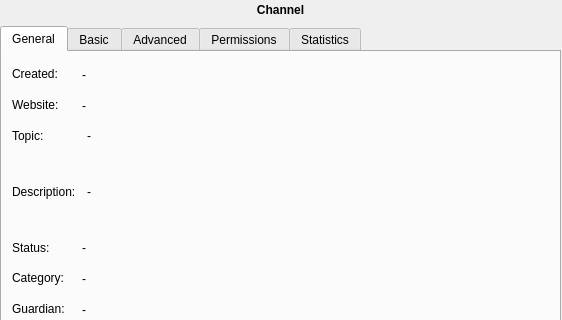
Qt form ui/channel_settings.ui (gitter-badger/simplechatclient) before a commit; both pictures show x 0 to 562 and y 0 to 320 of the 562 by 462 pixel window.
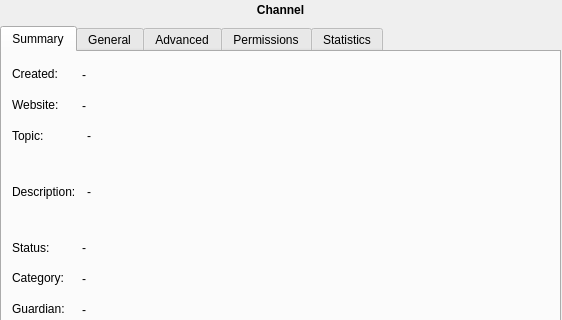
The same form after that commit. Icons and pictures are not drawn.

```diff
--- a/ui/channel_settings.ui
+++ b/ui/channel_settings.ui
@@ -71,14 +71,14 @@
       </property>
       <widget class="QWidget" name="tab_3">
        <attribute name="title">
-        <string>General</string>
+        <string>Summary</string>
        </attribute>
        <widget class="QWidget" name="formLayoutWidget">
         <property name="geometry">
          <rect>
           <x>10</x>
           <y>10</y>
-          <width>501</width>
+          <width>531</width>
           <height>291</height>
          </rect>
         </property>
@@ -236,7 +236,7 @@
       </widget>
       <widget class="QWidget" name="tab_1">
        <attribute name="title">
-        <string>Basic</string>
+        <string>General</string>
        </attribute>
        <widget class="QWidget" name="gridLayoutWidget">
         <property name="geometry">
```
Left out of the diff: 16 changed lines with no effect on the pictures.
